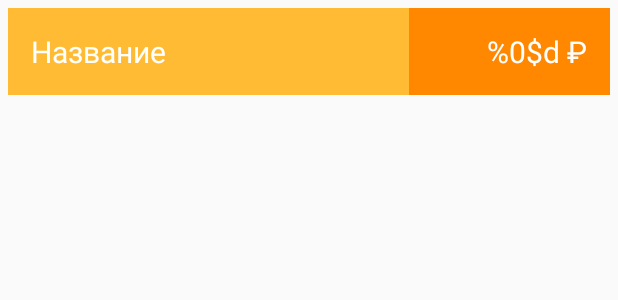
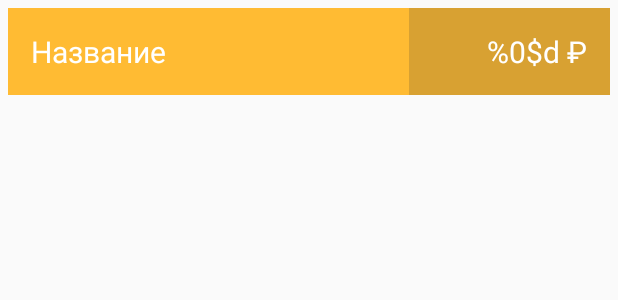
Before and after one commit to CheshenkoVladislav/LoftSchool, an Android app: the layout activity_item.xml on its own in the app's theme, with its tools: preview values and no code run, on a phone screen of 412 x 824 dp. Shown: the top 300 px of the screen. Run offline under Robolectric (Android 15) with nearby library versions, the phone set to English and light mode, and no system bars.

```diff
--- /dev/null
+++ b/MyApplication/app/src/main/res/drawable/background.xml
@@ -0,0 +1,6 @@
+<?xml version="1.0" encoding="utf-8"?>
+<selector xmlns:android="http://schemas.android.com/apk/res/android">
+    <item android:drawable="@android:color/holo_orange_light" android:state_activated="false"/>
+    <item android:drawable="@android:color/background_dark" android:state_activated="true"/>
+
+</selector>
--- a/MyApplication/app/src/main/res/layout/activity_item.xml
+++ b/MyApplication/app/src/main/res/layout/activity_item.xml
@@ -1,13 +1,13 @@
 <?xml version="1.0" encoding="utf-8"?>
 <LinearLayout
     xmlns:android="http://schemas.android.com/apk/res/android"
+    android:background="@drawable/background"
     android:layout_width="match_parent"
     android:layout_height="wrap_content"
     android:orientation="horizontal"
     android:layout_margin="@dimen/layoutMargin">
     <TextView
         android:id="@+id/nameView"
-        android:background="@android:color/holo_orange_light"
         android:layout_weight="4"
         android:layout_width="@dimen/widthNameTextViev"
         android:layout_height="match_parent"
@@ -18,7 +18,7 @@
         android:textColor="@android:color/white"/>
     <TextView
         android:id="@+id/priceView"
-        android:background="@android:color/holo_orange_dark"
+        android:background="@color/shadowColor"
         android:lines="1"
         android:gravity="right"
         android:layout_weight="2"
--- a/MyApplication/app/src/main/res/values/colors.xml
+++ b/MyApplication/app/src/main/res/values/colors.xml
@@ -4,4 +4,6 @@
     <color name="colorPrimaryDark">#95c9b8</color>
     <color name="colorAccent">#FF4081</color>
     <color name="colorAddPanel">#FFFF</color>
+
+    <color name="shadowColor">#30303030</color>
 </resources>
```
Also changed, not shown: MyApplication/app/src/main/java/com/example/vladislav/myapplication/Interfaces/AdapterListenerInterface.java (added, +10 -0 lines), MyApplication/app/src/main/java/com/example/vladislav/myapplication/ItemListAdapter/ItemListAdapter.java (+29 -2 lines), MyApplication/app/src/main/java/com/example/vladislav/myapplication/ItemListFragment.java (+52 -9 lines), MyApplication/app/src/main/res/drawable/ic_delete.xml (added, +9 -0 lines), MyApplication/app/src/main/res/menu/menu_action_mode.xml (added, +7 -0 lines).
